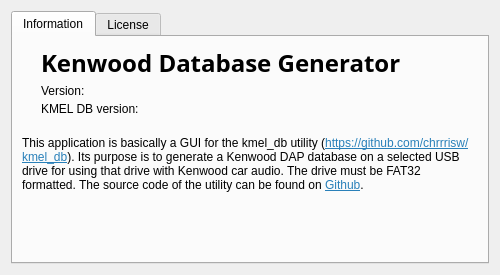
Before: the Qt Designer form forms/aboutdialog.ui in vsvyatski/kmel_db_ui, drawn with Qt 5.
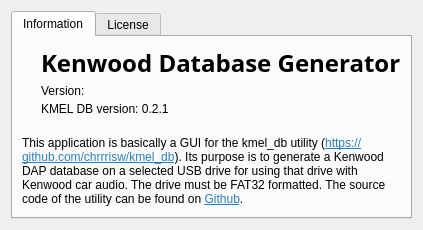
After: the same form once the commit is applied. Icons and pictures are not drawn.

Patch:
```diff
--- a/forms/aboutdialog.ui
+++ b/forms/aboutdialog.ui
@@ -18,6 +18,9 @@
     <normaloff>:/icons/applicationIcon</normaloff>:/icons/applicationIcon</iconset>
   </property>
   <layout class="QVBoxLayout" name="verticalLayout">
+   <property name="sizeConstraint">
+    <enum>QLayout::SetFixedSize</enum>
+   </property>
    <item>
     <widget class="QTabWidget" name="tabWidget">
      <property name="tabShape">
@@ -104,7 +107,7 @@
             </sizepolicy>
            </property>
            <property name="text">
-            <string>KMEL DB version: </string>
+            <string>KMEL DB version: 0.2.1</string>
            </property>
           </widget>
          </item>
```
Left out of the diff: 3 changed lines with no effect on the pictures.
